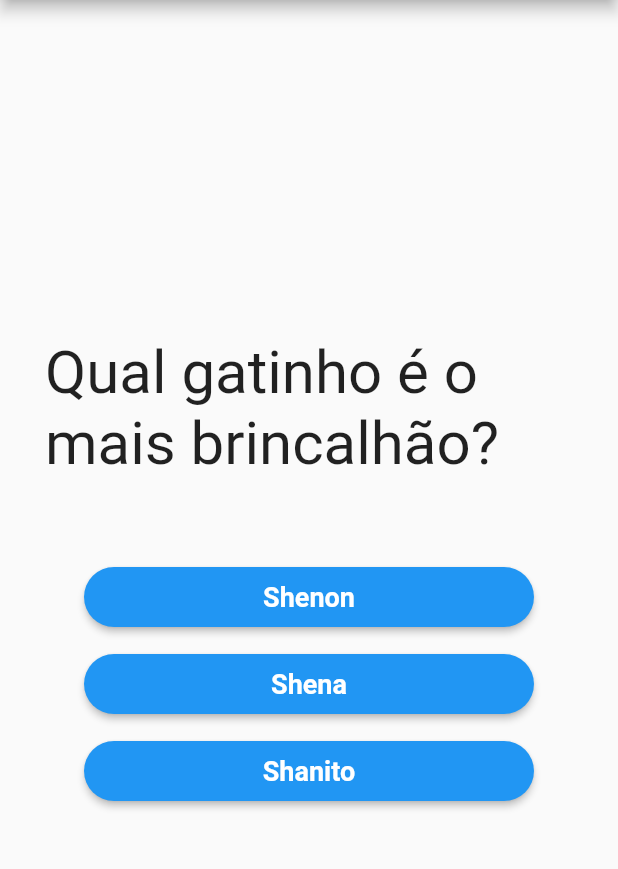
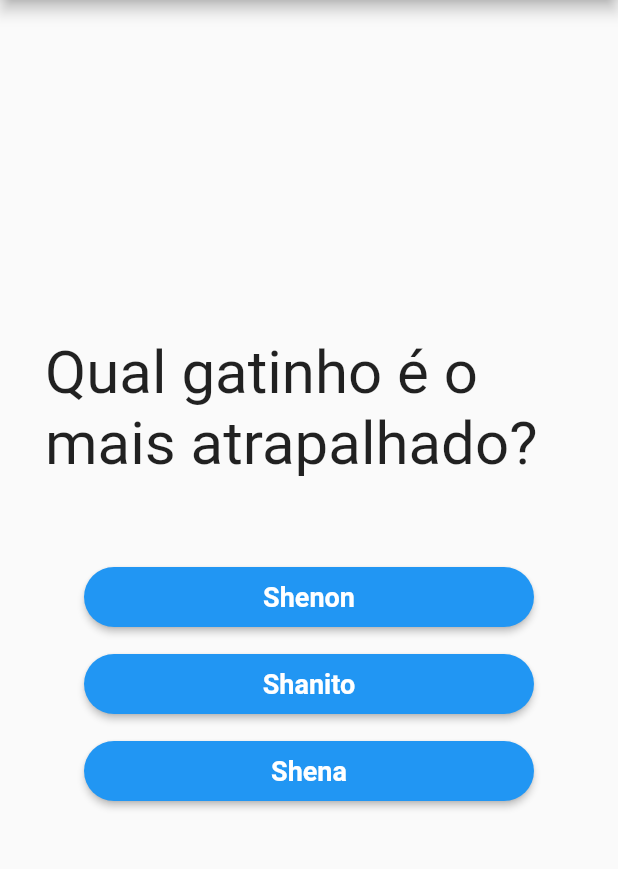
Before and after one commit to e-medeiros1/quiz_app, a Flutter app: the screen it shows after launch, on a phone screen of 412 x 824 dp, the part 84-953 px from its top. Run offline on Flutter 3.47's test engine with Material 2 defaults, Android fonts, the phone set to English and light mode, and no system bars.

Commit message:
Alteração da primeira questão e mudança nas opções

```diff
--- a/lib/perguntas_app.dart
+++ b/lib/perguntas_app.dart
@@ -9,11 +9,11 @@ class _PerguntaAppState extends State<PerguntaApp> {
   int pontuacaoTotal = 0;
   final _perguntas = const [
     {
-      'texto': 'Qual gatinho é o mais brincalhão?',
+      'texto': 'Qual gatinho é o mais atrapalhado?',
       'respostas': [
         {'texto': 'Shenon', 'pontuacao': 10},
-        {'texto': 'Shena', 'pontuacao': 7},
-        {'texto': 'Shanito', 'pontuacao': 5},
+        {'texto': 'Shanito', 'pontuacao': 7},
+        {'texto': 'Shena', 'pontuacao': 5},
       ],
     },
     {
```
